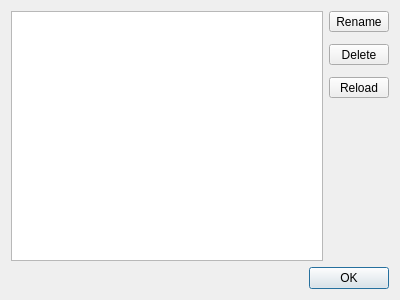
Old version of the form widgets/dialogsettingslistconfigurator.ui in the repository Takashi-Inoue/FileRenamer.
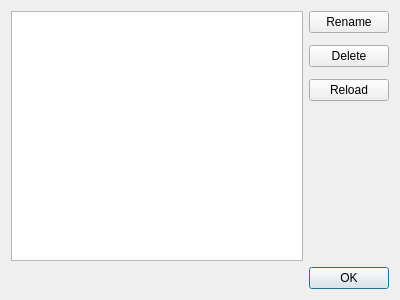
New version of the form. Icons and pictures are not drawn.

Diff of the .ui file:
```diff
--- a/widgets/dialogsettingslistconfigurator.ui
+++ b/widgets/dialogsettingslistconfigurator.ui
@@ -41,7 +41,7 @@
         <number>12</number>
        </property>
        <item>
-        <widget class="QToolButton" name="toolRename">
+        <widget class="QPushButton" name="buttonRename">
          <property name="sizePolicy">
           <sizepolicy hsizetype="Preferred" vsizetype="Fixed">
            <horstretch>0</horstretch>
@@ -51,13 +51,14 @@
          <property name="text">
           <string>Rename</string>
          </property>
-         <property name="toolButtonStyle">
-          <enum>Qt::ToolButtonTextBesideIcon</enum>
+         <property name="icon">
+          <iconset resource="../images.qrc">
+           <normaloff>:/res/images/file.svg</normaloff>:/res/images/file.svg</iconset>
          </property>
         </widget>
        </item>
        <item>
-        <widget class="QToolButton" name="toolDelete">
+        <widget class="QPushButton" name="buttonDelete">
          <property name="sizePolicy">
           <sizepolicy hsizetype="Preferred" vsizetype="Fixed">
            <horstretch>0</horstretch>
@@ -67,13 +68,14 @@
          <property name="text">
           <string>Delete</string>
          </property>
-         <property name="toolButtonStyle">
-          <enum>Qt::ToolButtonTextBesideIcon</enum>
+         <property name="icon">
+          <iconset resource="../images.qrc">
+           <normaloff>:/res/images/clear.svg</normaloff>:/res/images/clear.svg</iconset>
          </property>
         </widget>
        </item>
        <item>
-        <widget class="QToolButton" name="toolReload">
+        <widget class="QPushButton" name="buttonReload">
          <property name="sizePolicy">
           <sizepolicy hsizetype="Preferred" vsizetype="Fixed">
            <horstretch>0</horstretch>
@@ -83,8 +85,9 @@
          <property name="text">
           <string>Reload</string>
          </property>
-         <property name="toolButtonStyle">
-          <enum>Qt::ToolButtonTextBesideIcon</enum>
+         <property name="icon">
+          <iconset resource="../images.qrc">
+           <normaloff>:/res/images/reset.svg</normaloff>:/res/images/reset.svg</iconset>
          </property>
         </widget>
        </item>
```
Left out of the diff: 48 changed lines with no effect on the pictures.
